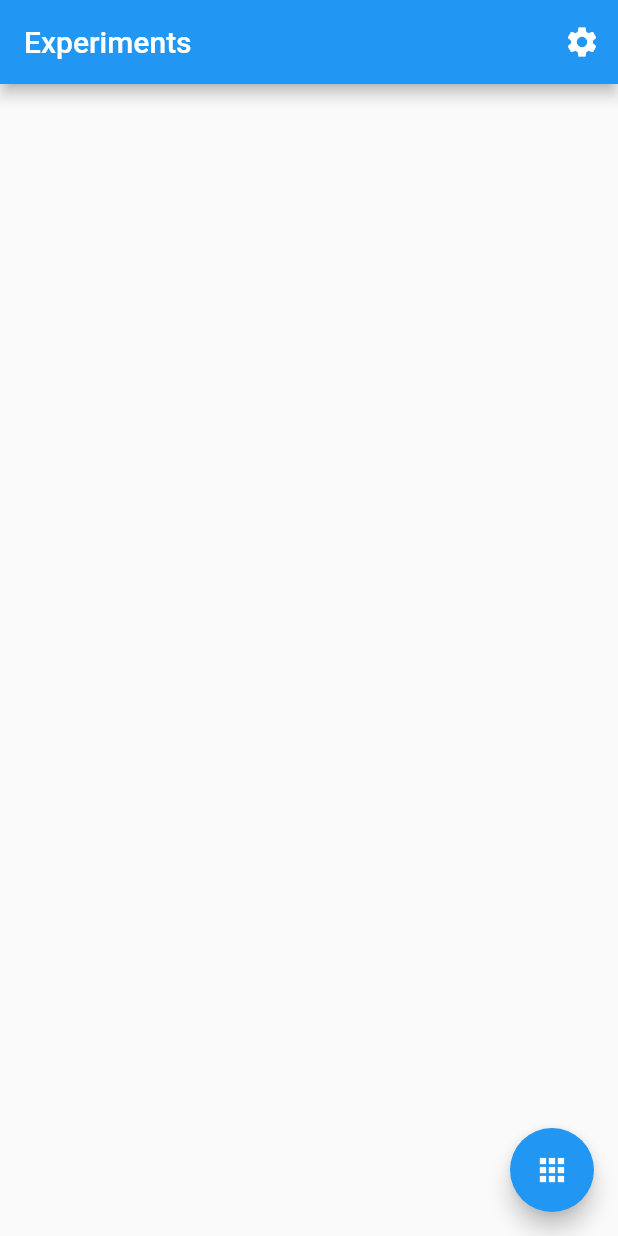
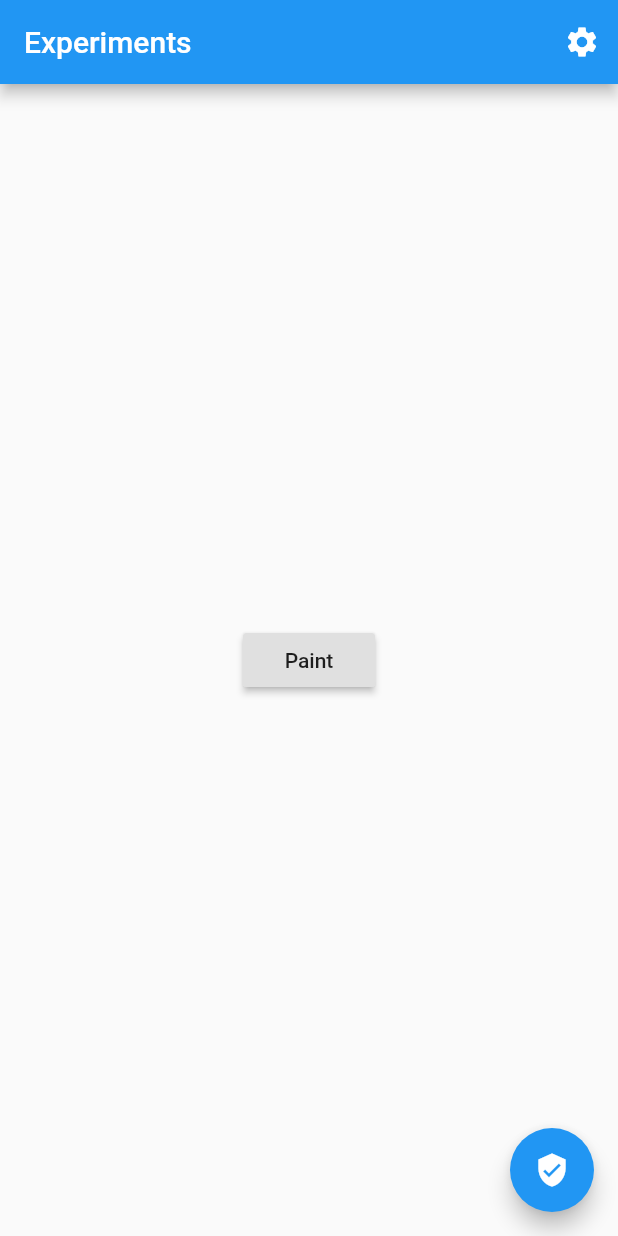
Before and after one commit to marcossevilla/experiments, a Flutter app: the screen it shows after launch, on a phone screen of 412 x 824 dp. Run offline on Flutter 3.47's test engine with Material 2 defaults, Android fonts, the phone set to English and light mode, and no system bars; our stand-ins replace flutter_speed_dial, font_awesome_flutter, google_sign_in, yaml.

Commit message:
Added paint page and functionality

```diff
--- a/lang/en.yaml
+++ b/lang/en.yaml
@@ -1,5 +1,8 @@
 home:
   appName: Experiments
+  paint: Paint
 settings:
   name: Settings
   useDarkTheme: Use dark theme?
+login:
+  name: Login
--- a/lang/es.yaml
+++ b/lang/es.yaml
@@ -1,5 +1,8 @@
 home:
   appName: Experimentos
+  paint: Pintar
 settings:
   name: Ajustes
   useDarkTheme: ¿Usar modo oscuro?
+login:
+  name: Ingresar
--- /dev/null
+++ b/lib/globals.dart
@@ -0,0 +1,5 @@
+import 'package:flutter/material.dart';
+
+class Globals {
+  static const Color kFacebookBlue = Color(0xff3b5998);
+}
--- a/lib/main.dart
+++ b/lib/main.dart
@@ -4,17 +4,21 @@ import 'package:flutter_localizations/flutter_localizations.dart';
 import 'package:provider/provider.dart';
 
 import 'app_localizations.dart';
+import 'providers/login.dart';
 import 'routes/routes.dart' as routes;
 
-void main() => runApp(MyApp());
+void main() => runApp(Experiments());
 
-class MyApp extends StatelessWidget {
+class Experiments extends StatelessWidget {
   @override
   Widget build(BuildContext context) {
     return MultiProvider(
       providers: [
         ChangeNotifierProvider<ThemeProvider>(
           create: (_) => ThemeProvider(),
+        ),
+        ChangeNotifierProvider<LoginProvider>(
+          create: (_) => LoginProvider(),
         ),
       ],
       child: Consumer<ThemeProvider>(
--- a/lib/pages/home.dart
+++ b/lib/pages/home.dart
@@ -1,7 +1,9 @@
+import 'package:experiments/pages/paint.dart';
 import 'package:flutter/material.dart';
 
 import '../app_localizations.dart';
 import '../pages/settings.dart';
+import 'login.dart';
 
 class HomePage extends StatelessWidget {
   static const String routeName = 'home';
@@ -16,15 +18,28 @@ class HomePage extends StatelessWidget {
         actions: <Widget>[
           IconButton(
             icon: Icon(Icons.settings),
-            onPressed: () => Navigator.of(context).pushNamed(
-              SettingsPage.routeName,
-            ),
+            onPressed: () {
+              Navigator.of(context).pushNamed(SettingsPage.routeName);
+            },
           )
         ],
       ),
+      body: Center(
+        child: Column(
+          mainAxisAlignment: MainAxisAlignment.spaceEvenly,
+          children: <Widget>[
+            RaisedButton(
+              child: Text(AppLocalizations.of(context).translate('home.paint')),
+              onPressed: () {
+                Navigator.of(context).pushNamed(PaintPage.routeName);
+              },
+            ),
+          ],
+        ),
+      ),
       floatingActionButton: FloatingActionButton(
-        child: Icon(Icons.apps),
-        onPressed: () {},
+        child: Icon(Icons.verified_user),
+        onPressed: () => Navigator.of(context).pushNamed(LoginPage.routeName),
       ),
     );
   }
--- /dev/null
+++ b/lib/providers/login.dart
@@ -0,0 +1,34 @@
+import 'package:flutter/material.dart';
+
+import 'package:google_sign_in/google_sign_in.dart';
+
+class LoginProvider with ChangeNotifier {
+  final GoogleSignIn _googleSignIn = GoogleSignIn();
+
+  bool _loggedIn = true;
+
+  bool get isLoggedIn => _loggedIn;
+
+  // login() {
+  //   // var user = _loginWithGoogle();
+
+  //   if (user != null) {
+  //     _loggedIn = true;
+  //     notifyListeners();
+  //   } else {
+  //     _loggedIn = false;
+  //     notifyListeners();
+  //   }
+  // }
+
+  logout() {
+    _loggedIn = false;
+    notifyListeners();
+  }
+
+  // Future _loginWithGoogle() async {
+  //   final GoogleSignInAccount googleUser = await _googleSignIn.signIn();
+  //   final GoogleSignInAuthentication googleAuth =
+  //       await googleUser.authentication;
+  // }
+}
--- a/lib/providers/theme.dart
+++ b/lib/providers/theme.dart
@@ -3,8 +3,9 @@ import 'package:flutter/material.dart';
 class ThemeProvider with ChangeNotifier {
   bool _useDarkTheme = false;
 
-  ThemeData get currentTheme =>
-      _useDarkTheme ? ThemeData.dark() : ThemeData.light();
+  ThemeData get currentTheme {
+    return _useDarkTheme ? ThemeData.dark() : ThemeData.light();
+  }
 
   bool get useDarkTheme => _useDarkTheme;
 
--- a/lib/routes/routes.dart
+++ b/lib/routes/routes.dart
@@ -1,11 +1,20 @@
 import 'package:flutter/widgets.dart';
 
+import '../providers/login.dart';
+
 import '../pages/home.dart';
+import '../pages/login.dart';
+import '../pages/paint.dart';
 import '../pages/settings.dart';
 
-const String initialRoute = HomePage.routeName;
+final LoginProvider _loginProvider = LoginProvider();
+
+String initialRoute =
+    _loginProvider.isLoggedIn ? HomePage.routeName : LoginPage.routeName;
 
 Map<String, WidgetBuilder> routes = {
   HomePage.routeName: (BuildContext context) => HomePage(),
   SettingsPage.routeName: (BuildContext context) => SettingsPage(),
+  LoginPage.routeName: (BuildContext context) => LoginPage(),
+  PaintPage.routeName: (BuildContext context) => PaintPage(),
 };
--- a/pubspec.yaml
+++ b/pubspec.yaml
@@ -24,8 +24,12 @@ dependencies:
 
   flutter_cupertino_localizations: ^1.0.1
 
+  yaml: ^2.2.0
   provider: ^4.0.4
-  yaml: ^2.2.0
+  google_sign_in: ^4.1.4
+  flutter_speed_dial: ^1.2.5
+  font_awesome_flutter: ^8.7.0
+  flutter_facebook_login: ^3.0.0
 
   # The following adds the Cupertino Icons font to your application.
   # Use with the CupertinoIcons class for iOS style icons.
```
Also changed, not shown: lib/pages/login.dart (added, +50 -0 lines), lib/pages/paint.dart (added, +151 -0 lines), lib/widgets/canvas_painter.dart (added, +40 -0 lines), pubspec.lock, 6 other files.
